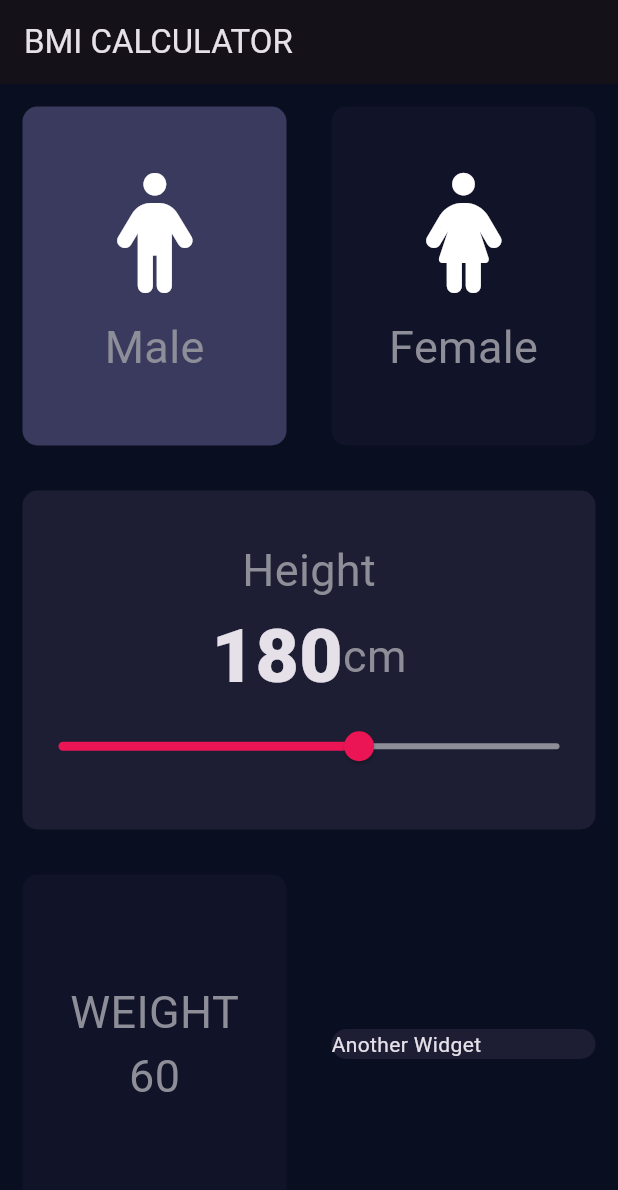
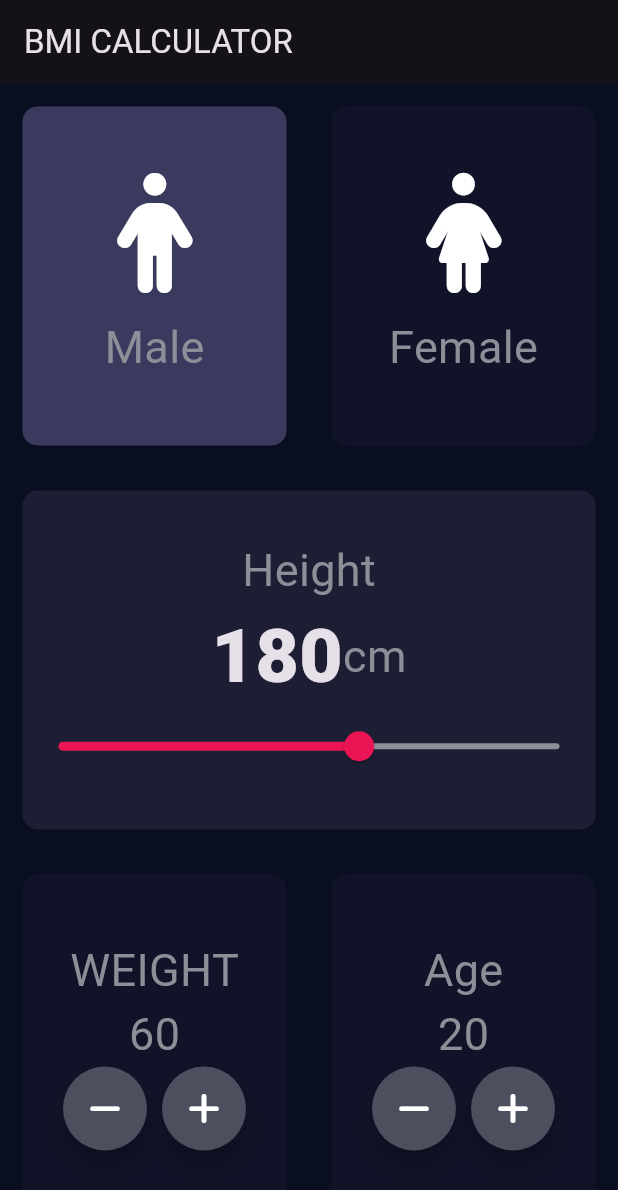
Before and after one commit to Mr-Zainulabadin/bmi, a Flutter app: the screen it shows after launch, on a phone screen of 412 x 824 dp. Shown: the top 1190 px of the screen. Run offline on Flutter 3.47's test engine with Material 3 defaults, Android fonts, the phone set to English and light mode, and no system bars; our stand-ins replace font_awesome_flutter.

Commit message:
adding age widget and creating a class for buttons plus minus

```diff
--- a/lib/input_page.dart
+++ b/lib/input_page.dart
@@ -18,7 +18,7 @@ class _InputPageState extends State<InputPage> {
   Gender selectedGender = Gender.male; // Initialized to Gender.male
   int sliderHeight = 180;
   int sliderWeight = 60;
-
+  int sliderAge = 20;
   @override
   Widget build(BuildContext context) {
     return Scaffold(
@@ -131,7 +131,23 @@ class _InputPageState extends State<InputPage> {
                         Row(
                           mainAxisAlignment: MainAxisAlignment.center,
                           children: <Widget>[
-
+                           RoundIcon(iconData: FontAwesomeIcons.minus,
+                             onPress: (){
+                             setState(() {
+                               sliderWeight--;
+                             });
+                             },
+                           ),
+                           SizedBox(
+                             width: 10.0,
+                           ) ,
+                            RoundIcon(iconData: FontAwesomeIcons.plus,
+                              onPress: (){
+                                setState(() {
+                                  sliderWeight++;
+                                });
+                              },
+                            ),
                           ],
                         ),
                       ],
@@ -141,8 +157,43 @@ class _InputPageState extends State<InputPage> {
                 ),
                 Expanded(
                   child: ContainerRepeated(
-                    colors: Color(0xFF1D1E33),
-                    cardWidget: Text('Another Widget'),
+                    colors: Color(0xFF111328),
+                    cardWidget: Column(
+                      mainAxisAlignment: MainAxisAlignment.center,
+                      children: <Widget> [
+                        Text(
+                          'Age',
+                          style: kLabelStyle,
+                        ),
+                        Text(
+                          sliderAge.toString(),
+                          style: kLabelStyle,
+
+                        ),
+                        Row(
+                          mainAxisAlignment: MainAxisAlignment.center,
+                          children: <Widget>[
+                            RoundIcon(iconData: FontAwesomeIcons.minus,
+                              onPress: (){
+                                setState(() {
+                                  sliderAge--;
+                                });
+                              },
+                            ),
+                            SizedBox(
+                              width: 10.0,
+                            ) ,
+                            RoundIcon(iconData: FontAwesomeIcons.plus,
+                              onPress: (){
+                                setState(() {
+                                  sliderAge++;
+                                });
+                              },
+                            ),
+                          ],
+                        ),
+                      ],
+                    ),
                     onPressed: () {},
                   ),
                 ),
@@ -154,3 +205,26 @@ class _InputPageState extends State<InputPage> {
     );
   }
 }
+
+
+class RoundIcon extends StatelessWidget {
+  RoundIcon({required this.iconData, required this.onPress});
+
+  final IconData iconData;
+  final VoidCallback onPress;
+
+  @override
+  Widget build(BuildContext context) {
+    return RawMaterialButton(
+      child: Icon(iconData),
+      onPressed: onPress,
+      elevation: 6.0,
+      constraints: BoxConstraints.tightFor(
+        height: 56.0,
+        width: 56.0,
+      ),
+      shape: CircleBorder(),
+      fillColor: Color(0xFF4C4F5E),
+    );
+  }
+}
```
